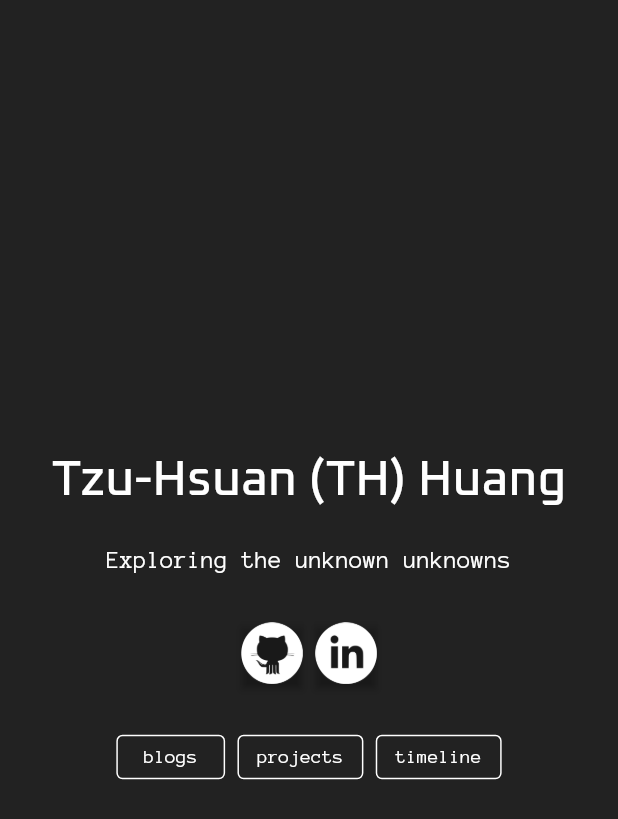
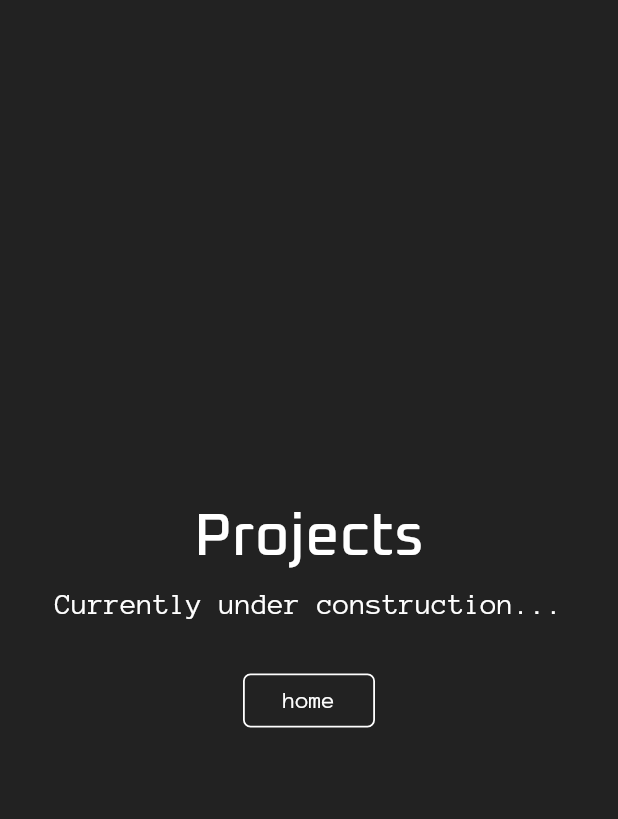
Before and after one commit to thhuang/thhuang.github.io, a Flutter app: the screen it shows after launch, after a tap on "projects", on a phone screen of 412 x 824 dp. Shown: the top 819 px of the screen. Run offline on Flutter 3.47's test engine with Material 2 defaults, Android fonts, the light colour scheme and no system bars; drawn by our look-alikes of animated_background.

Commit message:
add screen transition animations

```diff
--- /dev/null
+++ b/lib/core/presentation/route_animations.dart
@@ -0,0 +1,89 @@
+import 'package:flutter/widgets.dart';
+
+enum AnimatedRouteType {
+  fade,
+  scale,
+  enterExit,
+}
+
+class AnimatedRoute extends PageRouteBuilder {
+  final Widget currentScreen;
+  final Widget nextScreen;
+
+  static AnimatedRoute build({
+    AnimatedRouteType type,
+    Widget currentScreen,
+    @required Widget nextScreen,
+  }) {
+    switch (type) {
+      case AnimatedRouteType.fade:
+        return AnimatedRoute._fade(
+          currentScreen: currentScreen,
+          nextScreen: nextScreen,
+        );
+      case AnimatedRouteType.scale:
+        return AnimatedRoute._scale(
+          currentScreen: currentScreen,
+          nextScreen: nextScreen,
+        );
+      case AnimatedRouteType.enterExit:
+        return AnimatedRoute._enterExit(
+          currentScreen: currentScreen,
+          nextScreen: nextScreen,
+        );
+      default:
+        return AnimatedRoute._fade(
+          currentScreen: currentScreen,
+          nextScreen: nextScreen,
+        );
+    }
+  }
+
+  AnimatedRoute._fade({
+    this.currentScreen,
+    @required this.nextScreen,
+  })  : assert(nextScreen != null),
+        super(
+          pageBuilder: (_, __, ___) => nextScreen,
+          transitionsBuilder: (_, Animation<double> animation, __, Widget child) {
+            return FadeTransition(opacity: animation, child: child);
+          },
+        );
+
+  AnimatedRoute._enterExit({
+    @required this.currentScreen,
+    @required this.nextScreen,
+  })  : assert(currentScreen != null),
+        assert(nextScreen != null),
+        super(
+          pageBuilder: (_, __, ___) => nextScreen,
+          transitionsBuilder: (_, Animation<double> animation, __, Widget child) {
+            return Stack(children: <Widget>[
+              SlideTransition(
+                position: Tween<Offset>(begin: Offset(0.0, 0.0), end: Offset(-1.0, 0.0)).animate(animation),
+                child: currentScreen,
+              ),
+              SlideTransition(
+                position: Tween<Offset>(begin: Offset(1.0, 0.0), end: Offset.zero).animate(animation),
+                child: nextScreen,
+              )
+            ]);
+          },
+        );
+
+  AnimatedRoute._scale({
+    this.currentScreen,
+    @required this.nextScreen,
+  })  : assert(nextScreen != null),
+        super(
+          pageBuilder: (_, __, ___) => nextScreen,
+          transitionsBuilder: (_, Animation<double> animation, __, Widget child) {
+            return ScaleTransition(
+              scale: Tween<double>(begin: 0.0, end: 1.0).animate(
+                CurvedAnimation(parent: animation, curve: Curves.fastOutSlowIn),
+              ),
+              child: child,
+            );
+          },
+        );
+}
--- a/lib/features/landing/presentation/screens/landing_screen.dart
+++ b/lib/features/landing/presentation/screens/landing_screen.dart
@@ -5,6 +5,9 @@ import 'package:flutter/material.dart';
 import '../../../../core/constants.dart';
 import '../../../../core/presentation/widget_animations.dart';
 import '../../../../core/utils/utils.dart';
+import '../../../blogs/presentation/screens/blogs_screen.dart';
+import '../../../projects/presentation/screens/projects_screen.dart';
+import '../../../timeline/presentation/screens/timeline_screen.dart';
 import '../widgets/buttons.dart';
 
 const double _contentWidth = 500;
@@ -17,8 +20,7 @@ class LandingScreen extends StatelessWidget {
   @override
   Widget build(BuildContext context) {
     final double screenHeight = MediaQuery.of(context).size.height;
-    final double widgetPadding =
-        max(0.0, 0.5 * (screenHeight - _contentHeight));
+    final double widgetPadding = max(0.0, 0.5 * (screenHeight - _contentHeight));
 
     return Container(
       color: Theme.of(context).backgroundColor,
@@ -50,12 +52,9 @@ class Content extends StatelessWidget {
 
   @override
   Widget build(BuildContext context) {
-    final titleTextStyle =
-        Theme.of(context).textTheme.headline1.copyWith(fontSize: 40.0);
-    final subtitleTextStyle =
-        Theme.of(context).textTheme.headline2.copyWith(fontSize: 20.0);
-    final buttonTextStyle =
-        Theme.of(context).textTheme.headline2.copyWith(fontSize: 16.0);
+    final titleTextStyle = Theme.of(context).textTheme.headline1.copyWith(fontSize: 40.0);
+    final subtitleTextStyle = Theme.of(context).textTheme.headline2.copyWith(fontSize: 20.0);
+    final buttonTextStyle = Theme.of(context).textTheme.button;
 
     return FadeAnimation(
       sleepMilliseconds: 1000,
@@ -63,17 +62,9 @@ class Content extends StatelessWidget {
       child: Column(
         mainAxisAlignment: MainAxisAlignment.center,
         children: [
-          Text(
-            'Tzu-Hsuan (TH) Huang',
-            textAlign: TextAlign.center,
-            style: titleTextStyle,
-          ),
+          Text('Tzu-Hsuan (TH) Huang', textAlign: TextAlign.center, style: titleTextStyle),
           SizedBox(height: 30),
-          Text(
-            'Exploring the unknown unknowns',
-            textAlign: TextAlign.center,
-            style: subtitleTextStyle,
-          ),
+          Text('Exploring the unknown unknowns', textAlign: TextAlign.center, style: subtitleTextStyle),
           SizedBox(height: 40),
           Row(
             mainAxisAlignment: MainAxisAlignment.center,
@@ -94,17 +85,17 @@ class Content extends StatelessWidget {
             mainAxisAlignment: MainAxisAlignment.center,
             children: [
               RoundedButton(
-                onPressed: () => print('blogs button pressed'),
+                onPressed: () => Navigator.pushNamed(context, BlogsScreen.ID),
                 child: Text('blogs', style: buttonTextStyle),
               ),
               SizedBox(width: 10.0),
               RoundedButton(
-                onPressed: () => print('projects button pressed'),
+                onPressed: () => Navigator.pushNamed(context, ProjectsScreen.ID),
                 child: Text('projects', style: buttonTextStyle),
               ),
               SizedBox(width: 10.0),
               RoundedButton(
-                onPressed: () => print('timeline button pressed'),
+                onPressed: () => Navigator.pushNamed(context, TimelineScreen.ID),
                 child: Text('timeline', style: buttonTextStyle),
               ),
             ],
--- /dev/null
+++ b/lib/features/projects/presentation/screens/projects_screen.dart
@@ -0,0 +1,34 @@
+import 'package:flutter/material.dart';
+
+import '../../../landing/presentation/screens/landing_screen.dart';
+import '../../../landing/presentation/widgets/buttons.dart';
+
+class ProjectsScreen extends StatelessWidget {
+  static const String ID = '/projects';
+  const ProjectsScreen({Key key}) : super(key: key);
+
+  @override
+  Widget build(BuildContext context) {
+    final titleTextStyle = Theme.of(context).textTheme.headline1.copyWith(fontSize: 40.0);
+    final subtitleTextStyle = Theme.of(context).textTheme.headline2.copyWith(fontSize: 20.0);
+    final buttonTextStyle = Theme.of(context).textTheme.button;
+
+    return Scaffold(
+      body: Center(
+        child: Column(
+          mainAxisAlignment: MainAxisAlignment.center,
+          children: <Widget>[
+            Text("Projects", textAlign: TextAlign.center, style: titleTextStyle),
+            SizedBox(height: 10.0),
+            Text('Currently under construction...', textAlign: TextAlign.center, style: subtitleTextStyle),
+            SizedBox(height: 30.0),
+            RoundedButton(
+              onPressed: () => Navigator.pushNamed(context, LandingScreen.ID),
+              child: Text('home', style: buttonTextStyle),
+            ),
+          ],
+        ),
+      ),
+    );
+  }
+}
--- a/lib/th_app.dart
+++ b/lib/th_app.dart
@@ -1,44 +1,48 @@
+import 'package:flutter/cupertino.dart';
 import 'package:flutter/material.dart';
 
+import 'core/presentation/route_animations.dart';
+import 'features/blogs/presentation/screens/blogs_screen.dart';
 import 'features/landing/presentation/screens/landing_screen.dart';
-import 'features/profile/presentation/screens/profile_screen.dart';
+import 'features/projects/presentation/screens/projects_screen.dart';
+import 'features/timeline/presentation/screens/timeline_screen.dart';
 
 class THApp extends StatelessWidget {
   @override
   Widget build(BuildContext context) {
     final theme = ThemeData.dark();
+    Route _onGenerateRoute(RouteSettings settings) {
+      print(settings);
+      switch (settings.name) {
+        case LandingScreen.ID:
+          return AnimatedRoute.build(nextScreen: LandingScreen());
+        case BlogsScreen.ID:
+          return AnimatedRoute.build(nextScreen: BlogsScreen());
+        case ProjectsScreen.ID:
+          return AnimatedRoute.build(nextScreen: ProjectsScreen());
+        case TimelineScreen.ID:
+          return AnimatedRoute.build(nextScreen: TimelineScreen());
+        default:
+          return AnimatedRoute.build(nextScreen: LandingScreen());
+      }
+    }
+
     return MaterialApp(
       debugShowCheckedModeBanner: false,
       title: 'TH Huang',
       theme: theme.copyWith(
-        backgroundColor: Colors.black87,
-        scaffoldBackgroundColor: Colors.black87,
+        backgroundColor: Color(0xFF222222),
+        scaffoldBackgroundColor: Color(0xFF222222),
         textTheme: theme.textTheme.copyWith(
-          headline1: TextStyle(
-            fontFamily: 'Oxanium',
-            color: Colors.white,
-            fontWeight: FontWeight.w500,
-          ),
-          headline2: TextStyle(
-            fontFamily: 'AnonymousPro',
-            color: Colors.white,
-          ),
-          headline3: TextStyle(
-            fontFamily: 'Alegreya',
-            color: Colors.white,
-          ),
-          headline4: TextStyle(
-            fontFamily: 'LibreBaskerville',
-            color: Colors.white,
-            fontStyle: FontStyle.italic,
-          ),
+          headline1: TextStyle(fontFamily: 'Oxanium', color: Colors.white, fontWeight: FontWeight.w500),
+          headline2: TextStyle(fontFamily: 'AnonymousPro', color: Colors.white),
+          headline3: TextStyle(fontFamily: 'Alegreya', color: Colors.white),
+          headline4: TextStyle(fontFamily: 'LibreBaskerville', color: Colors.white, fontStyle: FontStyle.italic),
+          button: TextStyle(fontFamily: 'AnonymousPro', color: Colors.white, fontSize: 16.0),
         ),
       ),
       initialRoute: LandingScreen.ID,
-      routes: {
-        LandingScreen.ID: (context) => LandingScreen(),
-        ProfileScreen.ID: (context) => ProfileScreen(),
-      },
+      onGenerateRoute: _onGenerateRoute,
       // home: LandingScreen(),
     );
   }
```
Also changed, not shown: lib/features/blogs/presentation/screens/blogs_screen.dart (added, +34 -0 lines), lib/features/profile/presentation/screens/profile_screen.dart (deleted, +0 -24 lines), lib/features/timeline/presentation/screens/timeline_screen.dart (added, +34 -0 lines).
